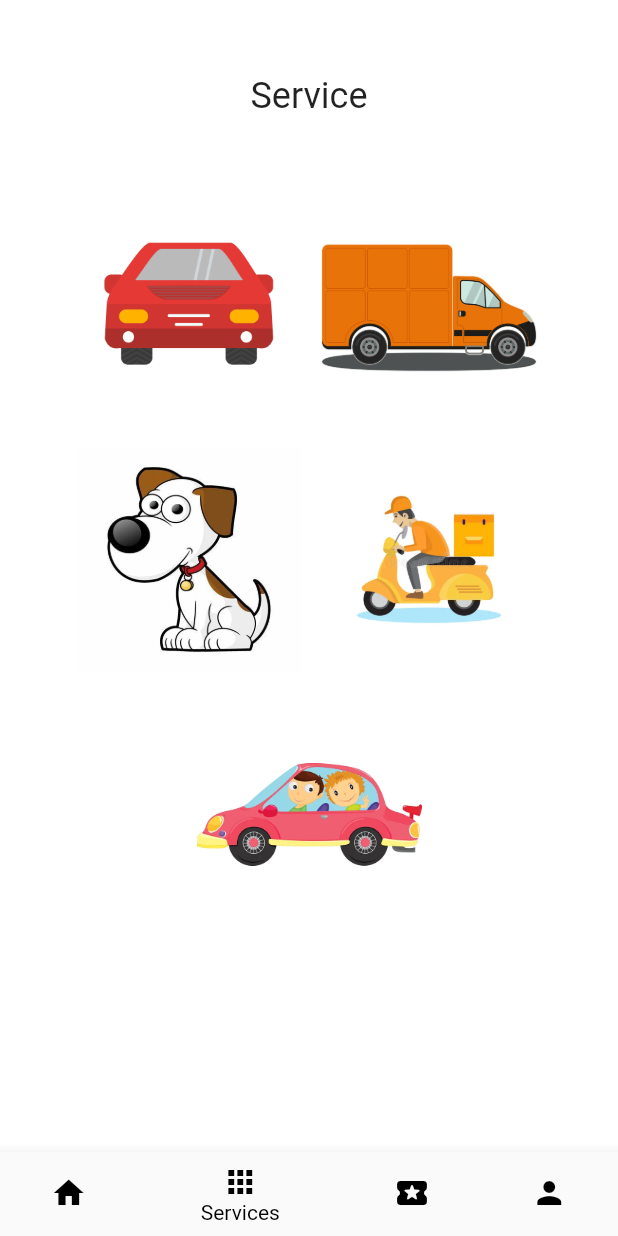
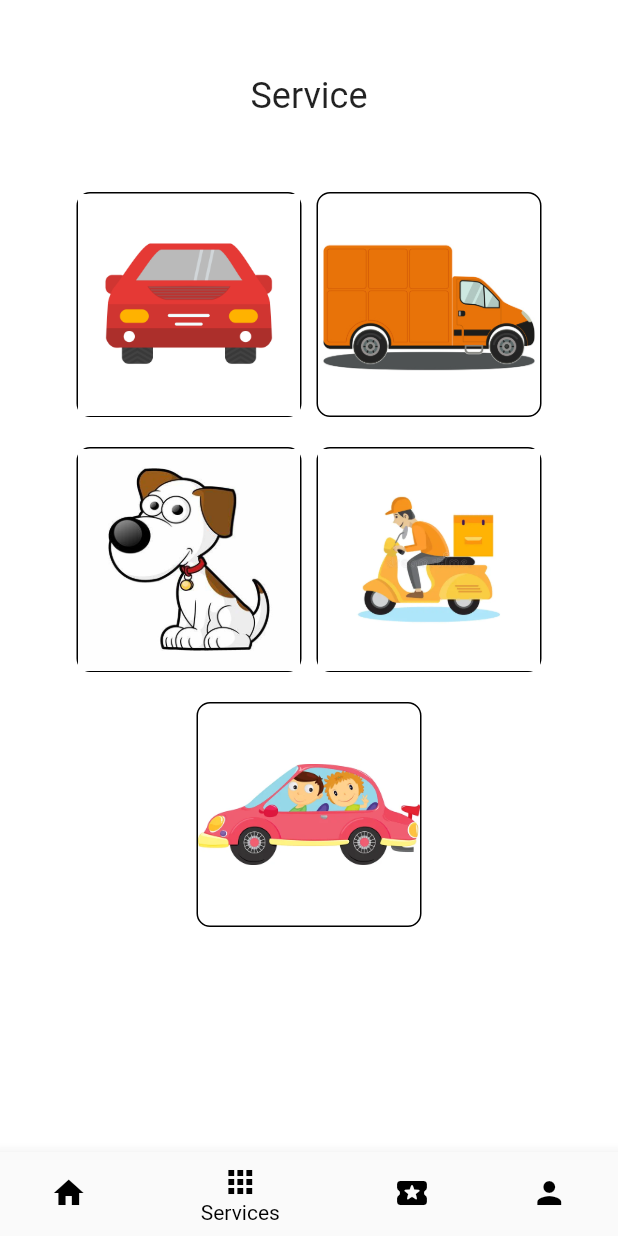
Before and after one commit to roshant29/trialshopy_1, a Flutter app: the screen it shows after launch, item 2 of the bottom bar chosen, on a phone screen of 412 x 824 dp. Run offline on Flutter 3.47's test engine with Material 2 defaults, Android fonts, the phone set to English and light mode, and no system bars.

Commit message:
with border

```diff
--- a/lib/profilescreen.dart
+++ b/lib/profilescreen.dart
@@ -12,8 +12,6 @@ class ProfileScreen extends StatefulWidget {
 class _ProfileScreenState extends State<ProfileScreen> {
   @override
   Widget build(BuildContext context) {
-    return const Scaffold(
-      body: Text('hello'),
-    );
+    return const Scaffold(body: Text('hello'));
   }
 }
--- a/lib/servicescreen.dart
+++ b/lib/servicescreen.dart
@@ -32,7 +32,10 @@ class _ServiceScreenState extends State<ServiceScreen> {
                 Row(
                   mainAxisAlignment: MainAxisAlignment.center,
                   children: [
-                    SizedBox(
+                    Container(
+                      decoration: BoxDecoration(
+                          border: Border.all(color: Colors.black),
+                          borderRadius: BorderRadius.circular(9)),
                       height: 150,
                       width: 150,
                       child: Image.asset('images/car.jpg'),
@@ -40,7 +43,10 @@ class _ServiceScreenState extends State<ServiceScreen> {
                     const SizedBox(
                       width: 10,
                     ),
-                    SizedBox(
+                    Container(
+                      decoration: BoxDecoration(
+                          border: Border.all(color: Colors.black),
+                          borderRadius: BorderRadius.circular(9)),
                       height: 150,
                       width: 150, // 50% of screen width
                       child: Image.asset(
@@ -55,7 +61,10 @@ class _ServiceScreenState extends State<ServiceScreen> {
                 Row(
                   mainAxisAlignment: MainAxisAlignment.center,
                   children: [
-                    SizedBox(
+                    Container(
+                      decoration: BoxDecoration(
+                          border: Border.all(color: Colors.black),
+                          borderRadius: BorderRadius.circular(9)),
                       height: 150,
                       width: 150,
                       child: Image.asset('images/dog.jpeg'),
@@ -63,7 +72,10 @@ class _ServiceScreenState extends State<ServiceScreen> {
                     const SizedBox(
                       width: 10,
                     ),
-                    SizedBox(
+                    Container(
+                        decoration: BoxDecoration(
+                            border: Border.all(color: Colors.black),
+                            borderRadius: BorderRadius.circular(9)),
                         height: 150,
                         width: 150,
                         child: Image.asset(
@@ -74,7 +86,10 @@ class _ServiceScreenState extends State<ServiceScreen> {
                 const SizedBox(
                   height: 20,
                 ),
-                SizedBox(
+                Container(
+                    decoration: BoxDecoration(
+                        border: Border.all(color: Colors.black),
+                        borderRadius: BorderRadius.circular(9)),
                     height: 150,
                     width: 150,
                     child: Image.asset(
```
